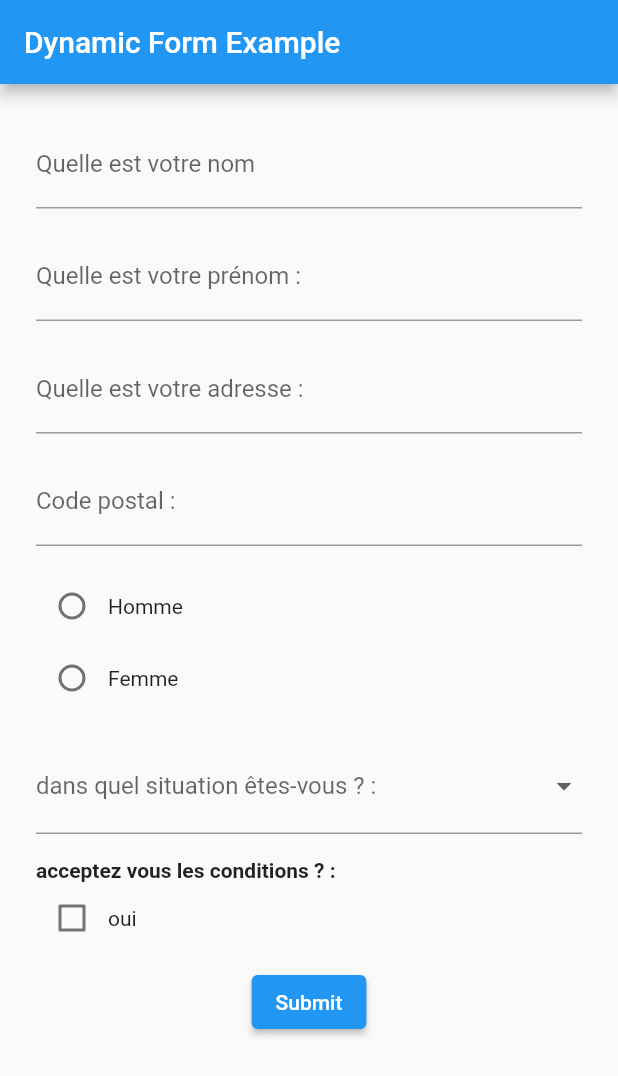
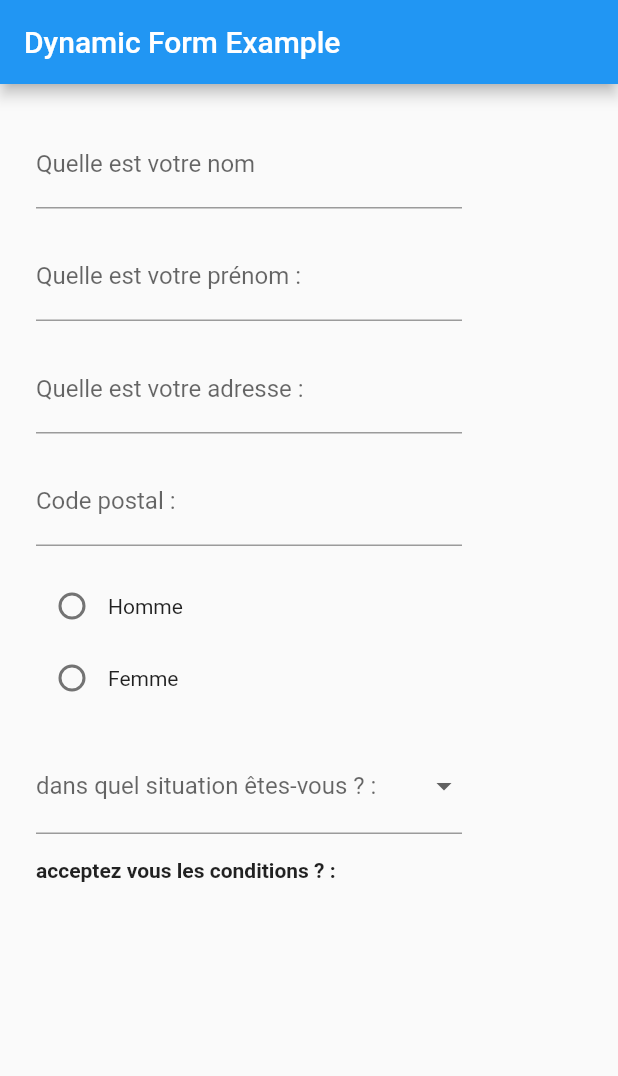
Before and after one commit to rai-rmg/DynamicFormWidget, a Flutter app: the screen it shows after launch, on a phone screen of 412 x 824 dp. Shown: the top 1076 px of the screen. Run offline on Flutter 3.47's test engine with Material 2 defaults, Android fonts, the phone set to English and light mode, and no system bars.

Commit message:
adding width and height parameter

```diff
--- a/lib/main.dart
+++ b/lib/main.dart
@@ -2,10 +2,12 @@ import 'package:flutter/material.dart';
 import 'dart:convert';
 
 void main() {
-  runApp(MyApp());
+  runApp(const MyApp());
 }
 
 class MyApp extends StatelessWidget {
+  const MyApp({super.key});
+
   @override
   Widget build(BuildContext context) {
     return MaterialApp(
@@ -90,7 +92,8 @@ class DynamicFormPage extends StatelessWidget {
       padding: const EdgeInsets.all(16.0),
       child: Column(
         children: [
-          DynamicFormWidget(formFields: getFormFields()),
+          DynamicFormWidget(
+              height: 520.0, width: 300.0, formFields: getFormFields()),
         ],
       ),
     );
@@ -99,8 +102,11 @@ class DynamicFormPage extends StatelessWidget {
 
 class DynamicFormWidget extends StatefulWidget {
   final List<Map<String, dynamic>> formFields;
+  final double? width;
+  final double? height;
 
-  DynamicFormWidget({required this.formFields});
+  const DynamicFormWidget(
+      {super.key, required this.formFields, required this.width, required this.height});
 
   @override
   _DynamicFormWidgetState createState() => _DynamicFormWidgetState();
@@ -108,11 +114,18 @@ class DynamicFormWidget extends StatefulWidget {
 
 class _DynamicFormWidgetState extends State<DynamicFormWidget> {
   final GlobalKey<FormState> _formKey = GlobalKey<FormState>();
-  Map<String, dynamic> _formData = {};
+  final Map<String, dynamic> _formData = {};
 
   @override
   Widget build(BuildContext context) {
-    return Form(
+    return SizedBox(
+      width: widget.width ?? 400,
+      height: widget.height ?? 300,
+      child: SingleChildScrollView(
+        scrollDirection: Axis.vertical, // Utilisez le défilement vertical
+        physics:
+           const AlwaysScrollableScrollPhysics(), // Autorisez le défilement même si le contenu s'adapte
+        child: Form(
           key: _formKey,
           child: Column(
             children: [
@@ -122,7 +135,7 @@ class _DynamicFormWidgetState extends State<DynamicFormWidget> {
                 final answerType = field['answer_type'] as String;
                 final answerFormat = field['answer_format'] as String;
 
-            Widget inputWidget = Text('Initial Widget');
+                Widget inputWidget = const Text('Initial Widget');
                 if (answerType == 'text') {
                   inputWidget = TextFormField(
                     decoration: InputDecoration(labelText: question),
@@ -167,9 +180,11 @@ class _DynamicFormWidgetState extends State<DynamicFormWidget> {
                   final selectOptions =
                       field['answer_available_values'] as List<dynamic>;
 
-              inputWidget = DropdownButtonFormField<String>(
+                  inputWidget = SingleChildScrollView(
+                    child: DropdownButtonFormField<String>(
                       value: _formData[id],
-                items: selectOptions.map<DropdownMenuItem<String>>((option) {
+                      items:
+                          selectOptions.map<DropdownMenuItem<String>>((option) {
                         final selectLabel = option['value']!;
                         final selectValue = option['label']!;
                         return DropdownMenuItem<String>(
@@ -189,6 +204,7 @@ class _DynamicFormWidgetState extends State<DynamicFormWidget> {
                         }
                         return null;
                       },
+                    ),
                   );
                 } else if (answerType == 'boolean') {
                   final checkboxOptions =
@@ -197,7 +213,8 @@ class _DynamicFormWidgetState extends State<DynamicFormWidget> {
                   inputWidget = Column(
                     crossAxisAlignment: CrossAxisAlignment.start,
                     children: [
-                  Text(question, style: TextStyle(fontWeight: FontWeight.bold)),
+                      Text(question,
+                          style: const TextStyle(fontWeight: FontWeight.bold)),
                       ...checkboxOptions.split(' ou ').map<Widget>((option) {
                         return Row(
                           children: [
@@ -241,10 +258,12 @@ class _DynamicFormWidgetState extends State<DynamicFormWidget> {
                     // Faites ce que vous voulez avec le JSON généré, comme l'envoyer à un serveur ou le stocker localement.
                   }
                 },
-            child: Text('Submit'),
+                child: const Text('Submit'),
               ), // Fin du bouton Submit
             ], // Fin de la colonne des champs
           ), // Fin du formulaire
-    ); // Fin du widget Form
+        ), // Fin du widget Form
+      ), // Fin du widget SingleChildScrollView
+    ); // Fin du widget Container
   }
 } // Fin du widget DynamicFormWidget
```
Lines whose indentation alone changed are shown as unchanged.
